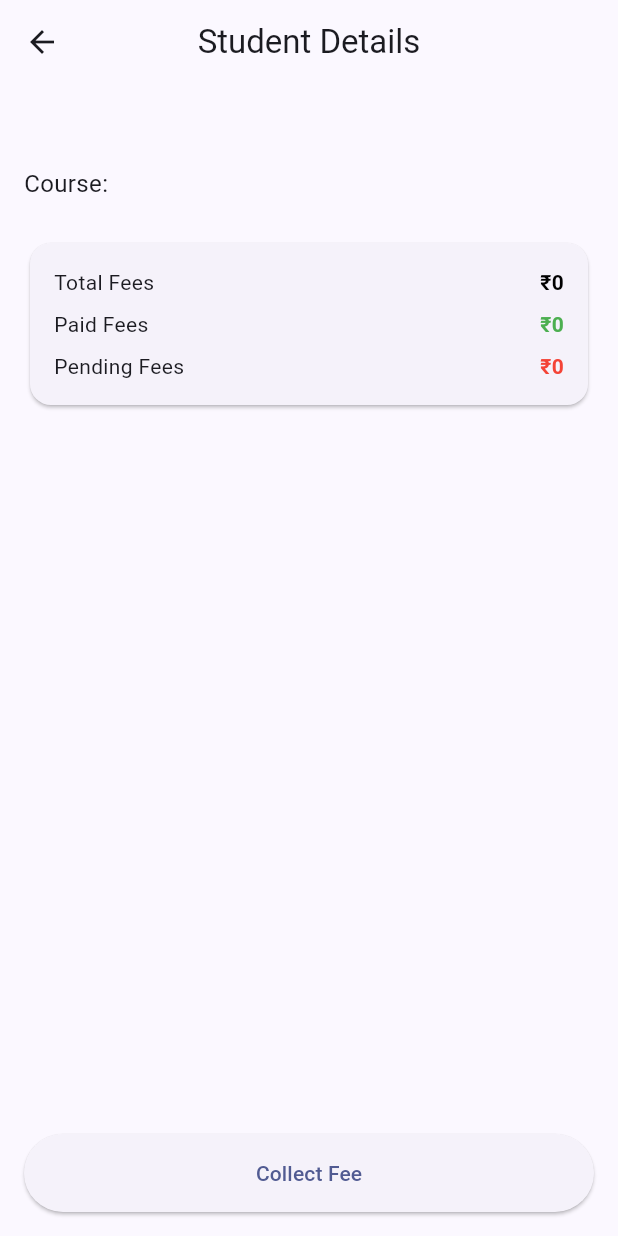
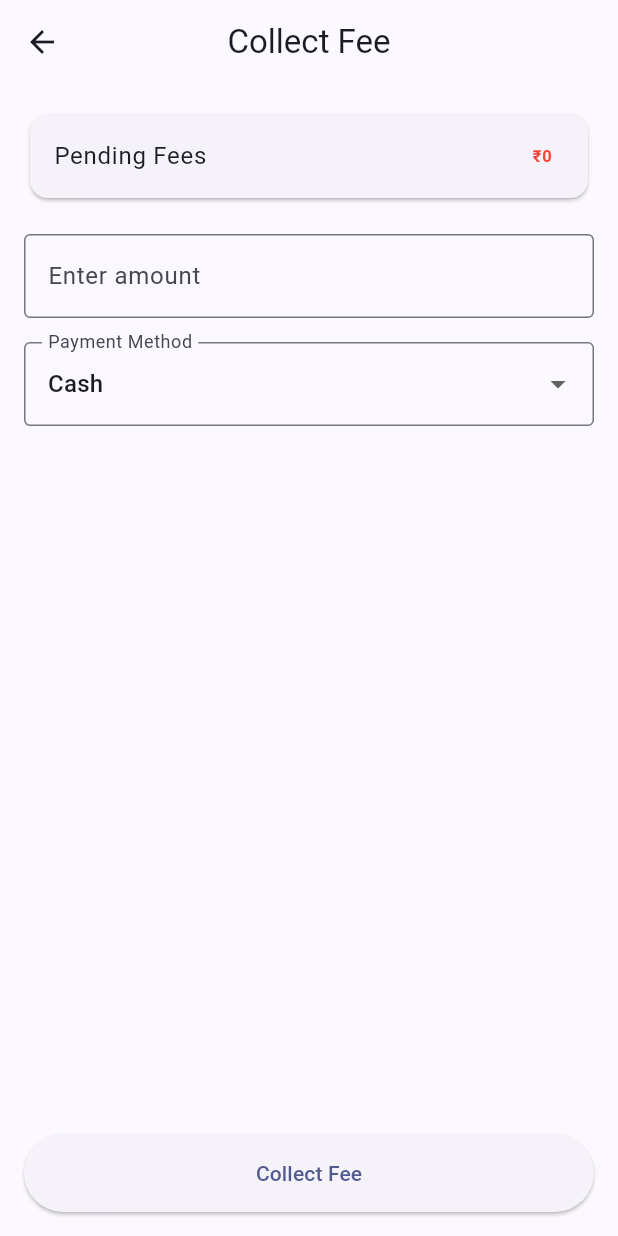
Before and after one commit to Hamzah1507/Fee-Management-App, a Flutter app: the StudentDetailsScreen screen opened directly with empty values, after a tap on "Collect Fee", on a phone screen of 412 x 824 dp. Run offline on Flutter 3.47's test engine with Material 3 defaults, Android fonts, the phone set to English and light mode, and no system bars; our stand-ins replace cloud_firestore, firebase_auth, firebase_core; accounts and stored records are empty.

Commit message:
Add Collect Fee Module

```diff
--- a/lib/screens/add_student_screen.dart
+++ b/lib/screens/add_student_screen.dart
@@ -44,7 +44,6 @@ class _AddStudentScreenState extends State<AddStudentScreen> {
         course: _courseController.text.trim(),
         totalFees: int.tryParse(_feesController.text.trim()) ?? 0,
         paidFees: 0,
-        instituteId: 'demo_institute', // 🔥 later make dynamic
         createdAt: DateTime.now(),
       );
 
--- /dev/null
+++ b/lib/screens/collect_fee_screen.dart
@@ -0,0 +1,156 @@
+import 'package:cloud_firestore/cloud_firestore.dart';
+import 'package:flutter/material.dart';
+import '../models/student.dart';
+import '../models/payment.dart';
+
+class CollectFeeScreen extends StatefulWidget {
+  final Student student;
+
+  const CollectFeeScreen({
+    super.key,
+    required this.student,
+  });
+
+  @override
+  State<CollectFeeScreen> createState() => _CollectFeeScreenState();
+}
+
+class _CollectFeeScreenState extends State<CollectFeeScreen> {
+  final _amountController = TextEditingController();
+  String _method = 'cash';
+  bool _loading = false;
+
+  @override
+  void dispose() {
+    _amountController.dispose();
+    super.dispose();
+  }
+
+  Future<void> _collectFee() async {
+    final amount = int.tryParse(_amountController.text.trim()) ?? 0;
+
+    if (amount <= 0) {
+      ScaffoldMessenger.of(context).showSnackBar(
+        const SnackBar(content: Text('Enter valid amount')),
+      );
+      return;
+    }
+
+    setState(() => _loading = true);
+
+    try {
+      final studentRef = FirebaseFirestore.instance
+          .collection('students')
+          .doc(widget.student.id);
+
+      final paymentRef =
+          FirebaseFirestore.instance.collection('payments').doc();
+
+      final newPaid = widget.student.paidFees + amount;
+
+      // ✅ Update student paid fees
+      await studentRef.update({
+        'paidFees': newPaid,
+      });
+
+      // ✅ Save payment record
+      final payment = Payment(
+        id: paymentRef.id,
+        studentId: widget.student.id,
+        amount: amount,
+        method: _method,
+        createdAt: DateTime.now(),
+      );
+
+      await paymentRef.set(payment.toMap());
+
+      if (mounted) {
+        Navigator.pop(context);
+        ScaffoldMessenger.of(context).showSnackBar(
+          const SnackBar(content: Text('Payment collected')),
+        );
+      }
+    } catch (e) {
+      ScaffoldMessenger.of(context).showSnackBar(
+        SnackBar(content: Text('Error: $e')),
+      );
+    }
+
+    if (mounted) setState(() => _loading = false);
+  }
+
+  @override
+  Widget build(BuildContext context) {
+    final pending = widget.student.pendingFees;
+
+    return Scaffold(
+      appBar: AppBar(
+        title: const Text('Collect Fee'),
+        centerTitle: true,
+      ),
+      body: Padding(
+        padding: const EdgeInsets.all(16),
+        child: Column(
+          children: [
+            // ✅ Pending display
+            Card(
+              child: ListTile(
+                title: const Text('Pending Fees'),
+                trailing: Text(
+                  '₹$pending',
+                  style: const TextStyle(
+                    color: Colors.red,
+                    fontWeight: FontWeight.bold,
+                  ),
+                ),
+              ),
+            ),
+
+            const SizedBox(height: 20),
+
+            // ✅ Amount field
+            TextField(
+              controller: _amountController,
+              keyboardType: TextInputType.number,
+              decoration: const InputDecoration(
+                labelText: 'Enter amount',
+                border: OutlineInputBorder(),
+              ),
+            ),
+
+            const SizedBox(height: 16),
+
+            // ✅ Payment method
+            DropdownButtonFormField<String>(
+              value: _method,
+              items: const [
+                DropdownMenuItem(value: 'cash', child: Text('Cash')),
+                DropdownMenuItem(value: 'upi', child: Text('UPI')),
+                DropdownMenuItem(value: 'bank', child: Text('Bank')),
+              ],
+              onChanged: (v) => setState(() => _method = v!),
+              decoration: const InputDecoration(
+                labelText: 'Payment Method',
+                border: OutlineInputBorder(),
+              ),
+            ),
+
+            const Spacer(),
+
+            // ✅ Collect button
+            SizedBox(
+              width: double.infinity,
+              height: 52,
+              child: ElevatedButton(
+                onPressed: _loading ? null : _collectFee,
+                child: _loading
+                    ? const CircularProgressIndicator(color: Colors.white)
+                    : const Text('Collect Fee'),
+              ),
+            ),
+          ],
+        ),
+      ),
+    );
+  }
+}
--- a/lib/screens/home_screen.dart
+++ b/lib/screens/home_screen.dart
@@ -45,8 +45,8 @@ class HomeScreen extends StatelessWidget {
             itemBuilder: (context, index) {
               final doc = students[index];
               final student = Student.fromMap(
+                doc.id,
                 doc.data() as Map<String, dynamic>,
-                doc.id,
               );
               return _studentCard(context, student);
             },
--- a/lib/screens/student_details_screen.dart
+++ b/lib/screens/student_details_screen.dart
@@ -1,5 +1,6 @@
 import 'package:flutter/material.dart';
 import '../models/student.dart';
+import 'collect_fee_screen.dart';
 
 class StudentDetailsScreen extends StatelessWidget {
   final Student student;
@@ -71,7 +72,12 @@ class StudentDetailsScreen extends StatelessWidget {
               height: 52,
               child: ElevatedButton(
                 onPressed: () {
-                  // TODO: connect collect fee screen
+                  Navigator.push(
+                    context,
+                    MaterialPageRoute(
+                      builder: (_) => CollectFeeScreen(student: student),
+                    ),
+                  );
                 },
                 child: const Text('Collect Fee'),
               ),
```
